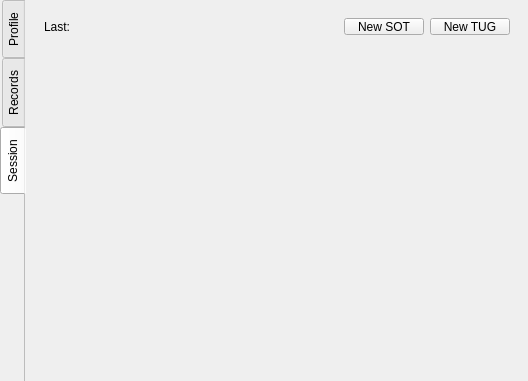
Above: Software/FullAxis/src/main/python/lib/basic_profile.ui from Debaq/Fullaxis before the change. Below: the same form after it.
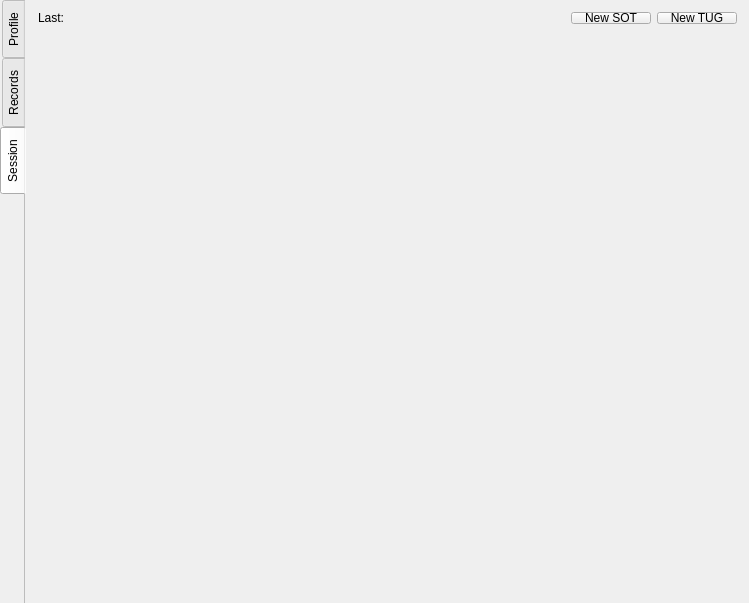
That is the form after the change. The open tabs and pages were chosen to show the change.

Patch:
```diff
--- a/Software/FullAxis/src/main/python/lib/basic_profile.ui
+++ b/Software/FullAxis/src/main/python/lib/basic_profile.ui
@@ -6,8 +6,8 @@
    <rect>
     <x>0</x>
     <y>0</y>
-    <width>503</width>
-    <height>381</height>
+    <width>749</width>
+    <height>603</height>
    </rect>
   </property>
   <property name="windowTitle">
@@ -324,14 +324,32 @@
        <string>Session</string>
       </attribute>
       <layout class="QVBoxLayout" name="verticalLayout_3">
+       <property name="spacing">
+        <number>1</number>
+       </property>
+       <property name="leftMargin">
+        <number>3</number>
+       </property>
+       <property name="topMargin">
+        <number>3</number>
+       </property>
+       <property name="rightMargin">
+        <number>3</number>
+       </property>
+       <property name="bottomMargin">
+        <number>3</number>
+       </property>
        <item>
         <layout class="QVBoxLayout" name="verticalLayout_2">
+         <property name="spacing">
+          <number>1</number>
+         </property>
          <item>
           <widget class="QFrame" name="horizontalFrame">
            <property name="maximumSize">
             <size>
              <width>16777215</width>
-             <height>35</height>
+             <height>30</height>
             </size>
            </property>
            <layout class="QHBoxLayout" name="horizontalLayout">
@@ -374,7 +392,23 @@
          </item>
          <item>
           <widget class="QWidget" name="widget_session" native="true">
-           <layout class="QVBoxLayout" name="layout_session"/>
+           <layout class="QVBoxLayout" name="layout_session">
+            <property name="spacing">
+             <number>0</number>
+            </property>
+            <property name="leftMargin">
+             <number>0</number>
+            </property>
+            <property name="topMargin">
+             <number>0</number>
+            </property>
+            <property name="rightMargin">
+             <number>0</number>
+            </property>
+            <property name="bottomMargin">
+             <number>0</number>
+            </property>
+           </layout>
           </widget>
          </item>
         </layout>
```
Left out of the diff: 1 changed line with no effect on the pictures.
